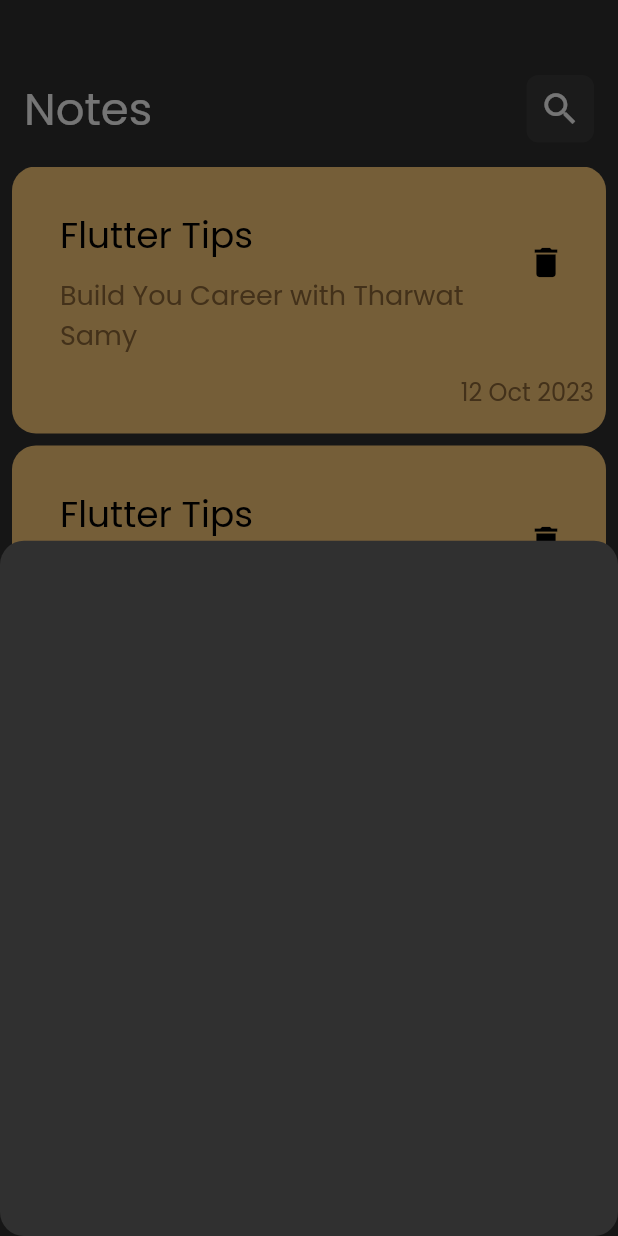
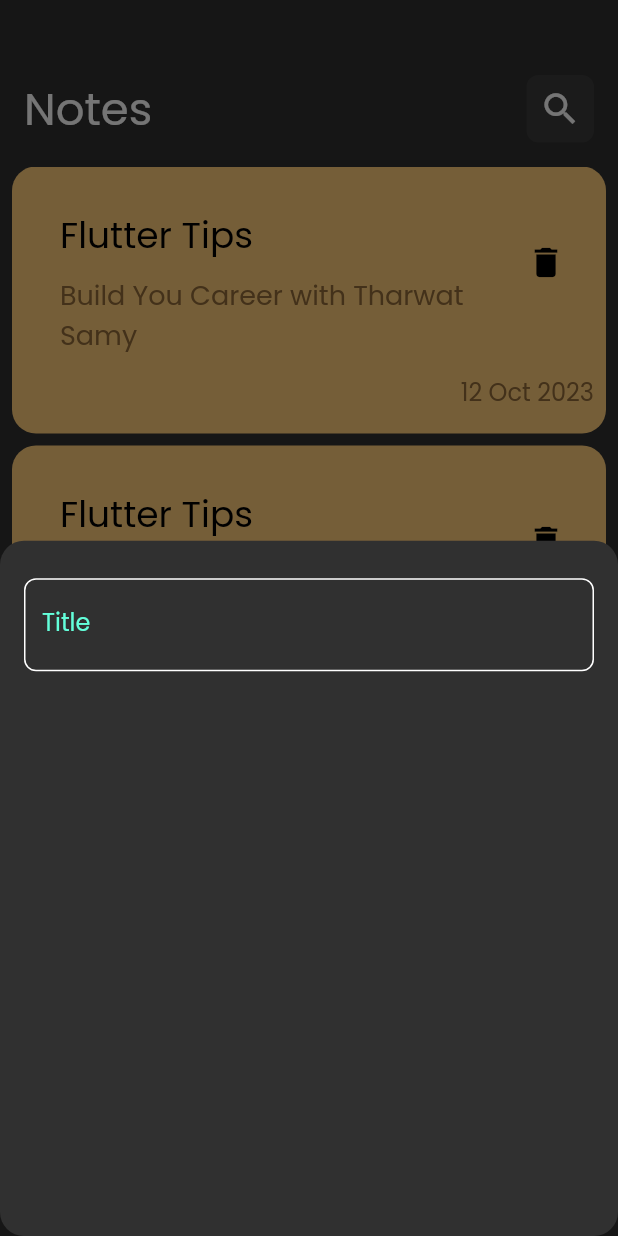
Before and after one commit to Menna-Newear/notes_app, a Flutter app: the screen it shows after launch, after a tap on the "add" icon, on a phone screen of 412 x 824 dp. Run offline on Flutter 3.47's test engine with Material 2 defaults, Android fonts, the phone set to English and light mode, and no system bars.

Commit message:
Create Custom Text Field & Constant File

```diff
--- /dev/null
+++ b/lib/constants.dart
@@ -0,0 +1,3 @@
+import 'package:flutter/material.dart';
+
+const kPrimaryColor = Color(0xff63FFDA);
--- a/lib/widgets/addNoteBottomSheet.dart
+++ b/lib/widgets/addNoteBottomSheet.dart
@@ -1,10 +1,21 @@
 import 'package:flutter/material.dart';
+import 'package:notes_app/widgets/customTextField.dart';
 
 class AddNoteBottomSheet extends StatelessWidget {
   const AddNoteBottomSheet({super.key});
 
   @override
   Widget build(BuildContext context) {
-    return Container();
+    return const Padding(
+      padding: EdgeInsets.symmetric(horizontal: 16.0),
+      child: Column(
+        children: [
+          SizedBox(
+            height: 25,
+          ),
+          CustomTextFeild()
+        ],
+      ),
+    );
   }
 }
--- /dev/null
+++ b/lib/widgets/customTextField.dart
@@ -0,0 +1,30 @@
+import 'package:flutter/material.dart';
+import 'package:notes_app/constants.dart';
+
+class CustomTextFeild extends StatelessWidget {
+  const CustomTextFeild({super.key});
+
+  @override
+  Widget build(BuildContext context) {
+    return TextField(
+      cursorColor: kPrimaryColor,
+      decoration: InputDecoration(
+          label: Text(
+            "Title",
+            style: TextStyle(
+              fontSize: 16,
+            ),
+          ),
+          labelStyle: TextStyle(color: kPrimaryColor),
+          enabledBorder: buildBorder(),
+          focusedBorder: buildBorder(Color: kPrimaryColor)),
+    );
+  }
+}
+
+OutlineInputBorder buildBorder({Color}) {
+  return OutlineInputBorder(
+    borderRadius: BorderRadius.circular(8),
+    borderSide: BorderSide(color: Color ?? Colors.white),
+  );
+}
```
